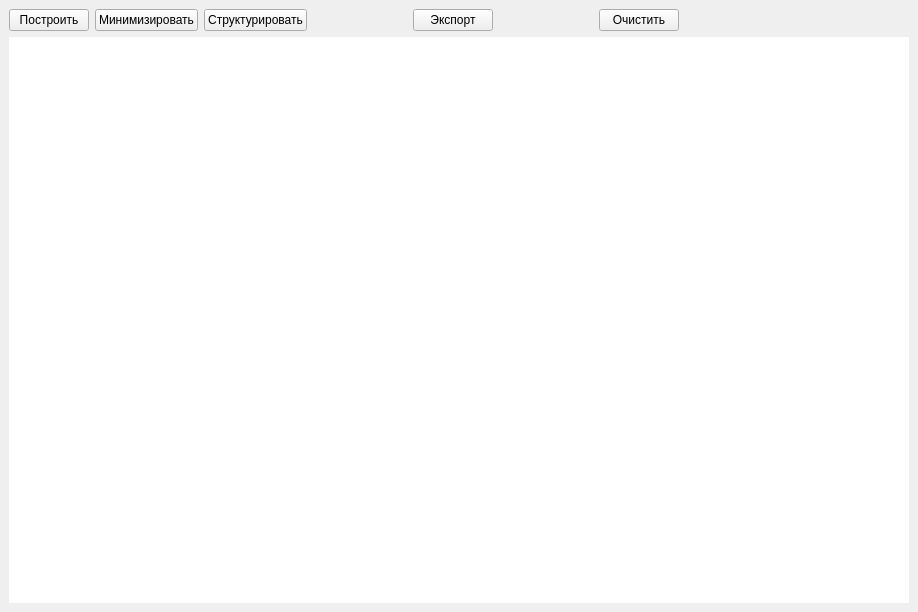
Before: the Qt Designer form interfaces/mainWindowUI.ui in ZalmanHack/e-circuit_builder, drawn with Qt 5.
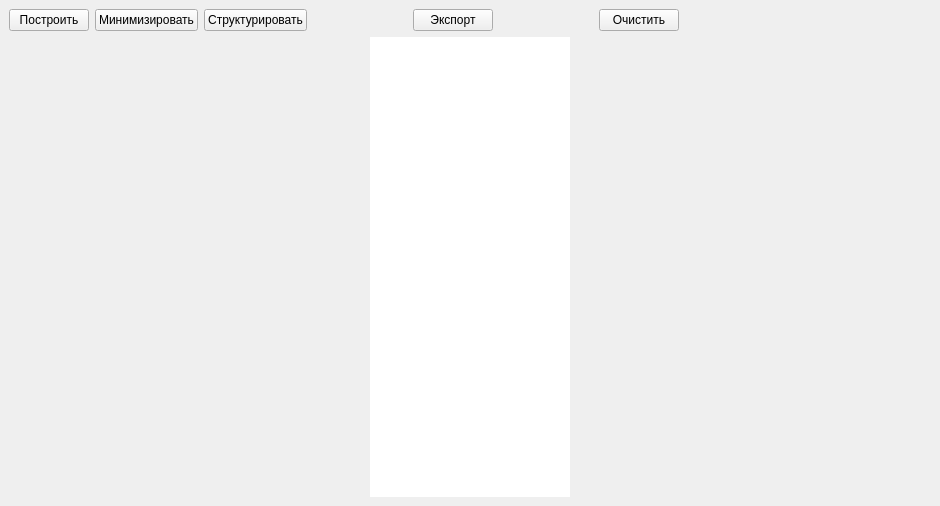
After: the same form once the commit is applied.

The edit to the form file:
```diff
--- a/interfaces/mainWindowUI.ui
+++ b/interfaces/mainWindowUI.ui
@@ -6,8 +6,8 @@
    <rect>
     <x>0</x>
     <y>0</y>
-    <width>918</width>
-    <height>612</height>
+    <width>940</width>
+    <height>506</height>
    </rect>
   </property>
   <property name="windowTitle">
@@ -117,17 +117,11 @@
        <number>0</number>
       </property>
       <item>
-       <widget class="QGraphicsView" name="graphicsView">
-        <property name="frameShape">
-         <enum>QFrame::VLine</enum>
-        </property>
-        <property name="frameShadow">
-         <enum>QFrame::Raised</enum>
-        </property>
-        <property name="lineWidth">
+       <layout class="QGridLayout" name="gridLayout">
+        <property name="spacing">
          <number>0</number>
         </property>
-       </widget>
+       </layout>
       </item>
       <item>
        <widget class="QTableView" name="tableView">
```
